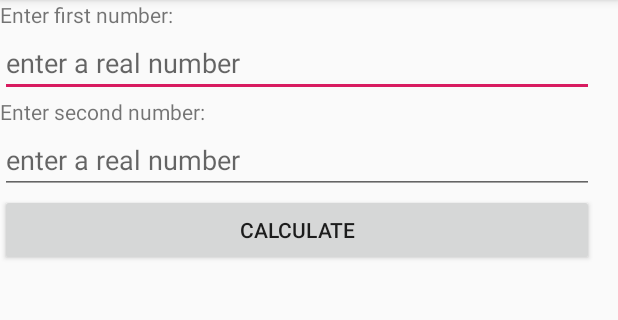
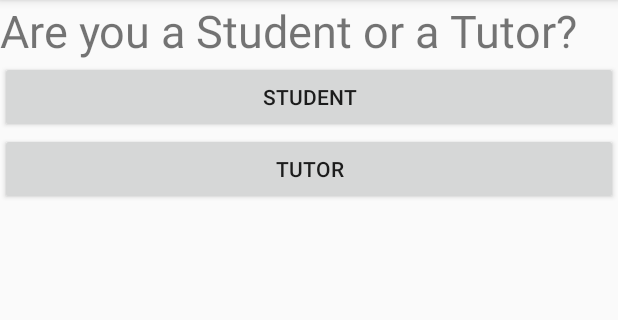
Before and after one commit to DanukGOAT/Android_Apps4Good, an Android app: the screen it shows after launch (MainActivity), on a phone screen of 412 x 824 dp, the part 84-404 px from its top. Run offline under Robolectric (Android 15) with nearby library versions, the phone set to English and light mode, and no system bars.

```diff
--- a/app/src/main/res/layout/activity_main.xml
+++ b/app/src/main/res/layout/activity_main.xml
@@ -4,56 +4,34 @@
     xmlns:tools="http://schemas.android.com/tools"
     android:layout_width="match_parent"
     android:layout_height="match_parent"
-    tools:context=".MainActivity">
+    tools:context=".InitPage">
 
     <LinearLayout
-        android:id="@+id/Container"
-        android:layout_width="396dp"
-        android:layout_height="715dp"
-        android:orientation="vertical"
-        tools:layout_editor_absoluteX="8dp"
-        tools:layout_editor_absoluteY="8dp">
+        android:id="@+id/container"
+        android:layout_width="match_parent"
+        android:layout_height="match_parent"
+        android:orientation="vertical">
 
         <TextView
-            android:id="@+id/firstNumLabel"
+            android:id="@+id/initQuestion"
             android:layout_width="match_parent"
             android:layout_height="wrap_content"
-            android:text="@string/firstNumText" />
+            android:text="@string/initQuestionText"
+            android:textSize="30sp" />
 
-        <EditText
-            android:id="@+id/firstNum"
+        <Button
+            android:id="@+id/studentButton"
             android:layout_width="match_parent"
             android:layout_height="wrap_content"
-            android:autofillHints=""
-            android:ems="10"
-            android:hint="@string/inputFieldHint"
-            android:inputType="numberSigned|numberDecimal" />
+            android:onClick="studentButtonPress"
+            android:text="@string/studentButtonText" />
 
-        <TextView
-            android:id="@+id/secondNumLabel"
+        <Button
+            android:id="@+id/tutorButton"
             android:layout_width="match_parent"
             android:layout_height="wrap_content"
-            android:text="@string/secondNumText" />
+            android:onClick="tutorButtonPress"
+            android:text="@string/tutorButtonText" />
+    </LinearLayout>
 
-        <EditText
-            android:id="@+id/secondNum"
-            android:layout_width="match_parent"
-            android:layout_height="wrap_content"
-            android:autofillHints=""
-            android:ems="10"
-            android:hint="@string/inputFieldHint"
-            android:inputType="numberSigned|numberDecimal" />
-
-        <Button
-            android:id="@+id/calculateButton"
-            android:layout_width="match_parent"
-            android:layout_height="wrap_content"
-            android:onClick="calculate"
-            android:text="@string/calculateButton" />
-
-        <TextView
-            android:id="@+id/answerLabel"
-            android:layout_width="match_parent"
-            android:layout_height="wrap_content" />
-    </LinearLayout>
 </android.support.constraint.ConstraintLayout>
```
Also changed, not shown: app/src/main/java/com/example/exampleapp/MainActivity.java (+6 -34 lines).
